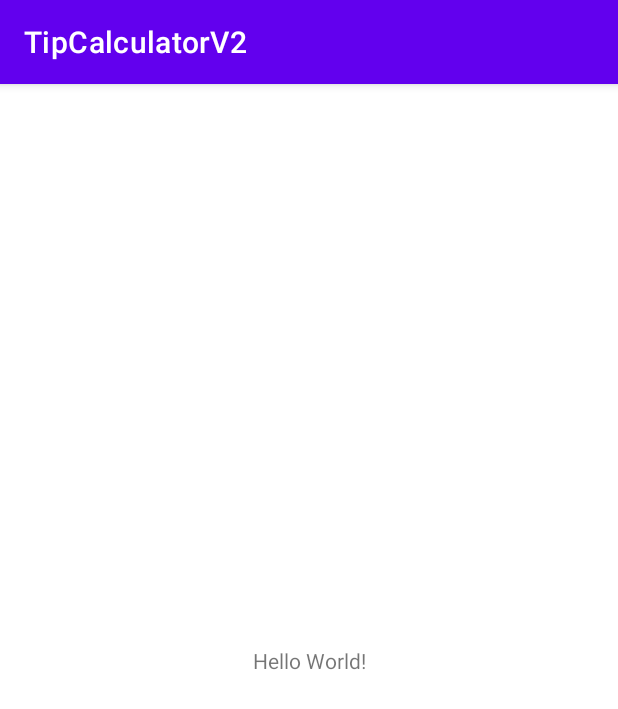
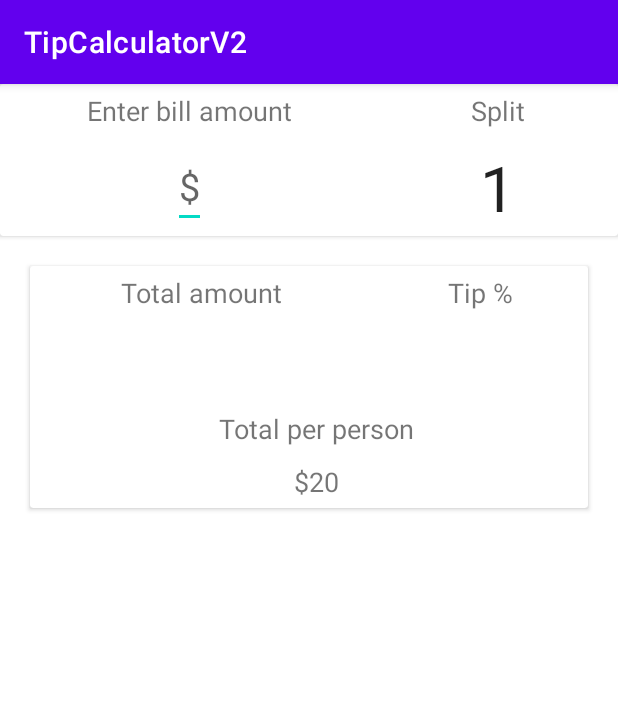
Before and after one commit to Harsh-Dhadwal/TipCalculatorV2, an Android app: the screen it shows after launch (MainActivity), on a phone screen of 412 x 824 dp. Shown: the top 709 px of the screen. Run offline under Robolectric (Android 15) with nearby library versions, the phone set to English and light mode, and no system bars.

Commit message:
Design layout created

```diff
--- a/app/src/main/AndroidManifest.xml
+++ b/app/src/main/AndroidManifest.xml
@@ -1,6 +1,6 @@
 <?xml version="1.0" encoding="utf-8"?>
 <manifest xmlns:android="http://schemas.android.com/apk/res/android"
-    package="au.jcu.edu.tipcalculatorv2">
+    package="au.jcu.edu.tipcalculatorv2" >
 
     <application
         android:allowBackup="true"
@@ -8,10 +8,10 @@
         android:label="@string/app_name"
         android:roundIcon="@mipmap/ic_launcher_round"
         android:supportsRtl="true"
-        android:theme="@style/Theme.TipCalculatorV2">
+        android:theme="@style/Theme.TipCalculatorV2" >
         <activity
             android:name=".MainActivity"
-            android:exported="true">
+            android:exported="true" >
             <intent-filter>
                 <action android:name="android.intent.action.MAIN" />
 
--- a/app/src/main/java/au/jcu/edu/tipcalculatorv2/MainActivity.java
+++ b/app/src/main/java/au/jcu/edu/tipcalculatorv2/MainActivity.java
@@ -1,8 +1,8 @@
 package au.jcu.edu.tipcalculatorv2;
 
 import androidx.appcompat.app.AppCompatActivity;
-
 import android.os.Bundle;
+import android.widget.NumberPicker;
 
 public class MainActivity extends AppCompatActivity {
 
@@ -10,5 +10,9 @@ public class MainActivity extends AppCompatActivity {
     protected void onCreate(Bundle savedInstanceState) {
         super.onCreate(savedInstanceState);
         setContentView(R.layout.activity_main);
+
+        NumberPicker splitPicker = findViewById(R.id.splitPicker);
+        splitPicker.setMinValue(1);
+        splitPicker.setMaxValue(100);
     }
 }
--- a/app/src/main/res/layout/activity_main.xml
+++ b/app/src/main/res/layout/activity_main.xml
@@ -1,18 +1,151 @@
 <?xml version="1.0" encoding="utf-8"?>
-<androidx.constraintlayout.widget.ConstraintLayout xmlns:android="http://schemas.android.com/apk/res/android"
-    xmlns:app="http://schemas.android.com/apk/res-auto"
+<androidx.appcompat.widget.LinearLayoutCompat
+    xmlns:android="http://schemas.android.com/apk/res/android"
     xmlns:tools="http://schemas.android.com/tools"
     android:layout_width="match_parent"
     android:layout_height="match_parent"
+    android:orientation="vertical"
     tools:context=".MainActivity">
 
-    <TextView
-        android:layout_width="wrap_content"
-        android:layout_height="wrap_content"
-        android:text="Hello World!"
-        app:layout_constraintBottom_toBottomOf="parent"
-        app:layout_constraintLeft_toLeftOf="parent"
-        app:layout_constraintRight_toRightOf="parent"
-        app:layout_constraintTop_toTopOf="parent" />
 
-</androidx.constraintlayout.widget.ConstraintLayout>
+    <androidx.cardview.widget.CardView
+        android:layout_width="match_parent"
+        android:layout_height="wrap_content">
+
+        <TableLayout
+            android:layout_width="match_parent"
+            android:layout_height="match_parent"
+            android:stretchColumns="*">
+
+            <TableRow
+                android:padding="5dp">
+                <TextView
+                    android:layout_width="fill_parent"
+                    android:layout_height="wrap_content"
+                    android:layout_span="1"
+                    android:layout_gravity="center"
+                    android:textSize="18sp"
+                    android:text="Enter bill amount" />
+
+                <TextView
+                    android:layout_width="fill_parent"
+                    android:layout_height="wrap_content"
+                    android:layout_span="1"
+                    android:layout_gravity="center"
+                    android:textSize="18sp"
+                    android:text="Split" />
+
+            </TableRow>
+
+            <TableRow
+                android:padding="5dp">
+                <EditText
+                    android:id="@+id/billInput"
+                    android:layout_width="wrap_content"
+                    android:layout_height="wrap_content"
+                    android:layout_gravity="center"
+                    android:textSize="25sp"
+                    android:inputType="numberDecimal"
+                    android:hint="$"/>
+
+                <NumberPicker
+                    android:id="@+id/splitPicker"
+                    android:layout_width="wrap_content"
+                    android:layout_height="50sp"
+                    android:layout_gravity="center"
+                    android:scaleX="3"
+                    android:scaleY="3">
+                </NumberPicker>
+
+            </TableRow>
+        </TableLayout>
+
+    </androidx.cardview.widget.CardView>
+
+    <androidx.cardview.widget.CardView
+        android:layout_margin="20dp"
+        android:layout_width="match_parent"
+        android:layout_height="wrap_content">
+
+        <TableLayout
+            android:layout_width="match_parent"
+            android:layout_height="match_parent"
+            android:stretchColumns="*">
+
+
+            <TableRow
+                android:padding="5dp">
+                <TextView
+                    android:layout_width="fill_parent"
+                    android:layout_height="wrap_content"
+                    android:layout_span="1"
+                    android:layout_gravity="center"
+                    android:textSize="18sp"
+                    android:text="Total amount" />
+
+                <TextView
+                    android:layout_width="fill_parent"
+                    android:layout_height="wrap_content"
+                    android:layout_span="1"
+                    android:layout_gravity="center"
+                    android:textSize="18sp"
+                    android:text="Tip %" />
+
+            </TableRow>
+
+            <TableRow
+                android:padding="5dp">
+                <TextView
+                    android:id="@+id/totalAmount"
+                    android:layout_width="fill_parent"
+                    android:layout_height="wrap_content"
+                    android:layout_span="1"
+                    android:layout_gravity="center"
+                    android:textSize="18sp"
+                    android:text="" />
+
+                <TextView
+                    android:id="@+id/tipPercent"
+                    android:layout_width="fill_parent"
+                    android:layout_height="wrap_content"
+                    android:layout_span="1"
+                    android:layout_gravity="center"
+                    android:textSize="18sp"
+                    android:text="" />
+
+            </TableRow>
+
+            <TableRow
+                android:layout_marginTop="20dp"
+                android:padding="5dp">
+                <TextView
+                    android:layout_width="fill_parent"
+                    android:layout_height="wrap_content"
+                    android:layout_span="2"
+                    android:layout_gravity="center"
+                    android:textSize="18sp"
+                    android:text="Total per person" />
+
+            </TableRow>
+
+            <TableRow
+                android:padding="5dp">
+                <TextView
+                    android:layout_width="fill_parent"
+                    android:layout_height="wrap_content"
+                    android:layout_span="2"
+                    android:layout_gravity="center"
+                    android:textSize="18sp"
+                    android:text="$20" />
+
+            </TableRow>
+
+        </TableLayout>
+    </androidx.cardview.widget.CardView>
+
+
+
+
+
+
+  </androidx.appcompat.widget.LinearLayoutCompat>
```
